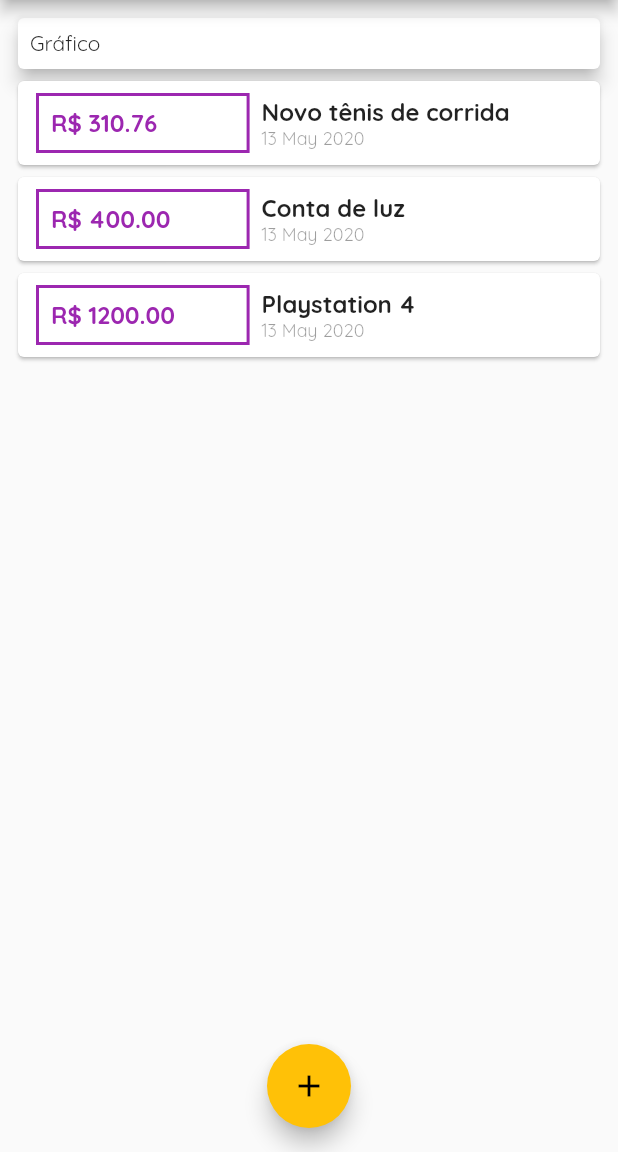
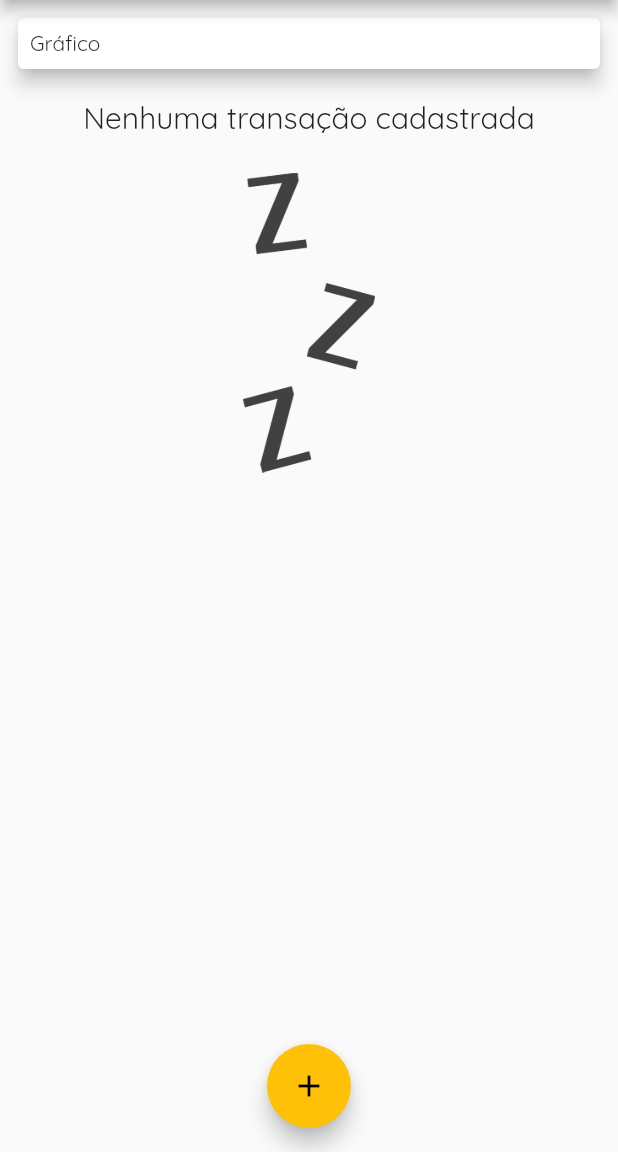
Before and after one commit to ranaice/expenses-manager, a Flutter app: the screen it shows after launch, on a phone screen of 412 x 824 dp, the part 84-1236 px from its top. Run offline on Flutter 3.47's test engine with Material 2 defaults, Android fonts, the phone set to English and light mode, and no system bars.

Commit message:
feat: add empty list image and logic

```diff
--- a/lib/app/ui/components/transaction_list.dart
+++ b/lib/app/ui/components/transaction_list.dart
@@ -9,7 +9,25 @@ class TransactionList extends StatelessWidget {
 
   @override
   Widget build(BuildContext context) {
-    return ListView.builder(
+    return transactions.isEmpty
+        ? Column(
+            children: <Widget>[
+              SizedBox(height: 16),
+              Text(
+                'Nenhuma transação cadastrada',
+                style: Theme.of(context).textTheme.headline6,
+              ),
+              SizedBox(height: 24),
+              Container(
+                height: 200,
+                child: Image.asset(
+                  'assets/images/waiting.png',
+                  fit: BoxFit.cover,
+                ),
+              ),
+            ],
+          )
+        : ListView.builder(
             shrinkWrap: true,
             itemCount: transactions.length,
             itemBuilder: (_, index) {
--- a/lib/app/ui/pages/home_page.dart
+++ b/lib/app/ui/pages/home_page.dart
@@ -13,10 +13,10 @@ class HomePage extends StatefulWidget {
 }
 
 class _HomePageState extends State<HomePage> {
-  final _transactions = [
-    Transaction(id: 't1', title: 'Novo tênis de corrida', value: 310.76, date: DateTime.now()),
-    Transaction(id: 't2', title: 'Conta de luz', value: 400, date: DateTime.now()),
-    Transaction(id: 't3', title: 'Playstation 4', value: 1200, date: DateTime.now()),
+  final List<Transaction> _transactions = [
+//    Transaction(id: 't1', title: 'Novo tênis de corrida', value: 310.76, date: DateTime.now()),
+//    Transaction(id: 't2', title: 'Conta de luz', value: 400, date: DateTime.now()),
+//    Transaction(id: 't3', title: 'Playstation 4', value: 1200, date: DateTime.now()),
   ];
 
   @override
--- a/pubspec.yaml
+++ b/pubspec.yaml
@@ -46,9 +46,8 @@ flutter:
   uses-material-design: true
 
   # To add assets to your application, add an assets section, like this:
-  # assets:
-  #   - images/a_dot_burr.jpeg
-  #   - images/a_dot_ham.jpeg
+  assets:
+    - assets/images/
 
   # An image asset can refer to one or more resolution-specific "variants", see
   # https://flutter.dev/assets-and-images/#resolution-aware.
```
Also changed, not shown: assets/images/waiting.png (added). Lines whose indentation alone changed are shown as unchanged.
